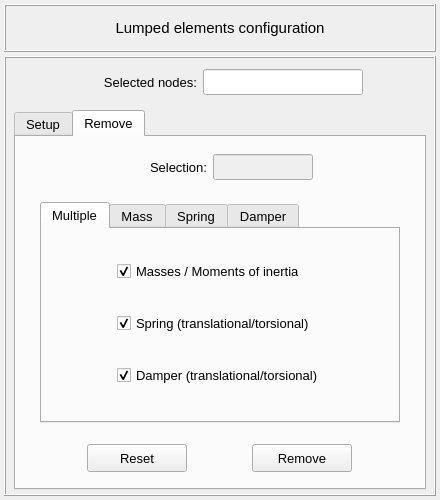
The window that pulse/interface/data/ui_files/model/setup/structural/mass_spring_damper_input.ui (open-pulse/OpenPulse) describes before a commit, drawn with Qt 5.
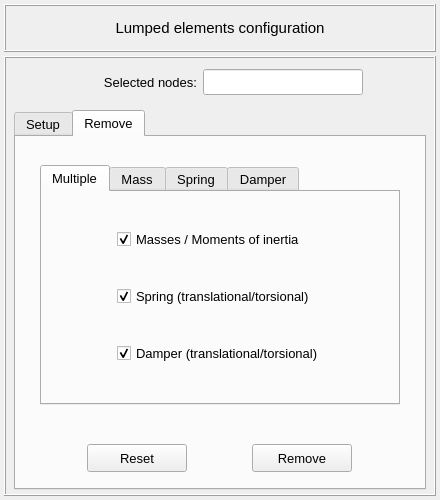
The same window after the commit. The open tabs and pages were chosen to show the change.

Commit message: Structural link inputs class refactoring - WIP

The edit to the form file:
```diff
--- a/pulse/interface/data/ui_files/model/setup/structural/mass_spring_damper_input.ui
+++ b/pulse/interface/data/ui_files/model/setup/structural/mass_spring_damper_input.ui
@@ -4376,7 +4376,7 @@
              <property name="bottomMargin">
               <number>6</number>
              </property>
-             <item row="1" column="0">
+             <item row="0" column="0">
               <widget class="QFrame" name="frame_2">
                <property name="minimumSize">
                 <size>
@@ -4408,13 +4408,13 @@
                   <property name="minimumSize">
                    <size>
                     <width>0</width>
-                    <height>0</height>
+                    <height>240</height>
                    </size>
                   </property>
                   <property name="maximumSize">
                    <size>
                     <width>360</width>
-                    <height>221</height>
+                    <height>240</height>
                    </size>
                   </property>
                   <property name="font">
@@ -4779,120 +4779,6 @@
                </layout>
               </widget>
              </item>
-             <item row="0" column="0">
-              <widget class="QFrame" name="frame">
-               <property name="minimumSize">
-                <size>
-                 <width>0</width>
-                 <height>48</height>
-                </size>
-               </property>
-               <property name="frameShape">
-                <enum>QFrame::NoFrame</enum>
-               </property>
-               <property name="frameShadow">
-                <enum>QFrame::Raised</enum>
-               </property>
-               <layout class="QGridLayout" name="gridLayout_16">
-                <property name="leftMargin">
-                 <number>4</number>
-                </property>
-                <property name="topMargin">
-                 <number>4</number>
-                </property>
-                <property name="rightMargin">
-                 <number>4</number>
-                </property>
-                <property name="bottomMargin">
-                 <number>4</number>
-                </property>
-                <item row="0" column="2">
-                 <widget class="QLineEdit" name="lineEdit_selection">
-                  <property name="enabled">
-                   <bool>false</bool>
-                  </property>
-                  <property name="minimumSize">
-                   <size>
-                    <width>100</width>
-                    <height>26</height>
-                   </size>
-                  </property>
-                  <property name="maximumSize">
-                   <size>
-                    <width>100</width>
-                    <height>26</height>
-                   </size>
-                  </property>
-                  <property name="focusPolicy">
-                   <enum>Qt::ClickFocus</enum>
-                  </property>
-                  <property name="styleSheet">
-                   <string notr="true"/>
-                  </property>
-                  <property name="alignment">
-                   <set>Qt::AlignCenter</set>
-                  </property>
-                 </widget>
-                </item>
-                <item row="0" column="0">
-                 <spacer name="horizontalSpacer_11">
-                  <property name="orientation">
-                   <enum>Qt::Horizontal</enum>
-                  </property>
-                  <property name="sizeHint" stdset="0">
-                   <size>
-                    <width>40</width>
-                    <height>20</height>
-                   </size>
-                  </property>
-                 </spacer>
-                </item>
-                <item row="0" column="1">
-                 <widget class="QLabel" name="label_selection">
-                  <property name="minimumSize">
-                   <size>
-                    <width>80</width>
-                    <height>26</height>
-                   </size>
-                  </property>
-                  <property name="maximumSize">
-                   <size>
-                    <width>80</width>
-                    <height>26</height>
-                   </size>
-                  </property>
-                  <property name="font">
-                   <font>
-                    <family>MS Shell Dlg 2</family>
-                    <pointsize>10</pointsize>
-                    <weight>50</weight>
-                    <bold>false</bold>
-                   </font>
-                  </property>
-                  <property name="text">
-                   <string>Selection:</string>
-                  </property>
-                  <property name="alignment">
-                   <set>Qt::AlignRight|Qt::AlignTrailing|Qt::AlignVCenter</set>
-                  </property>
-                 </widget>
-                </item>
-                <item row="0" column="3">
-                 <spacer name="horizontalSpacer_12">
-                  <property name="orientation">
-                   <enum>Qt::Horizontal</enum>
-                  </property>
-                  <property name="sizeHint" stdset="0">
-                   <size>
-                    <width>40</width>
-                    <height>20</height>
-                   </size>
-                  </property>
-                 </spacer>
-                </item>
-               </layout>
-              </widget>
-             </item>
             </layout>
            </widget>
           </widget>
```
Left out of the diff: 2 changed lines with no effect on the pictures. The commit also changes 28 other files.
